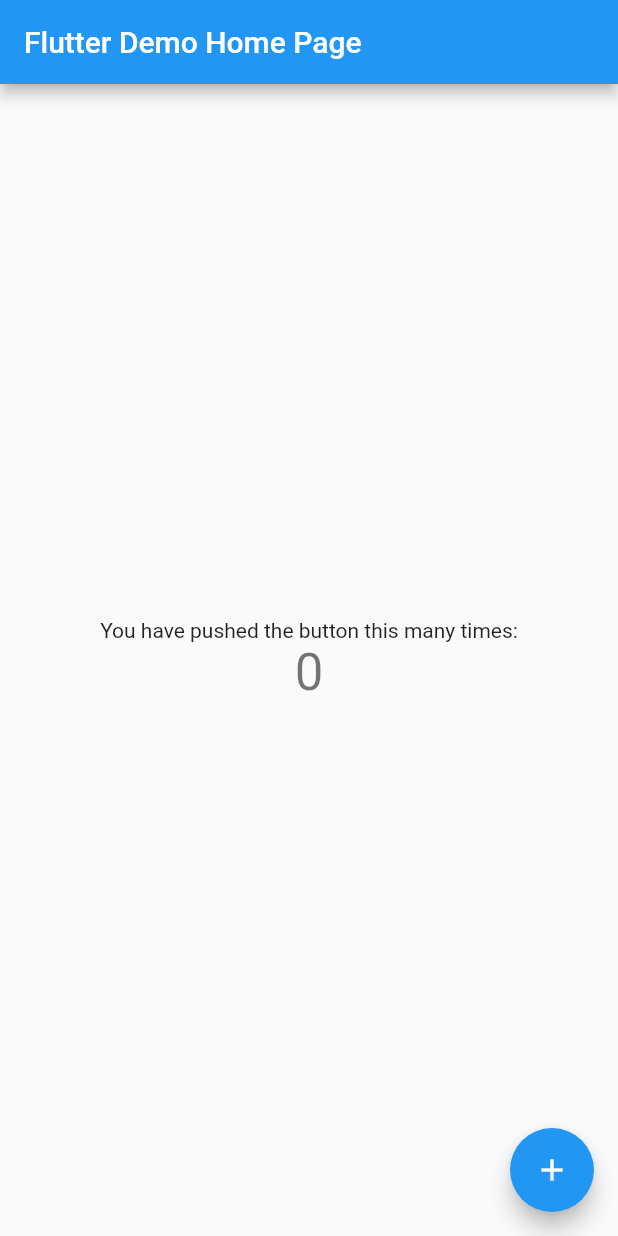
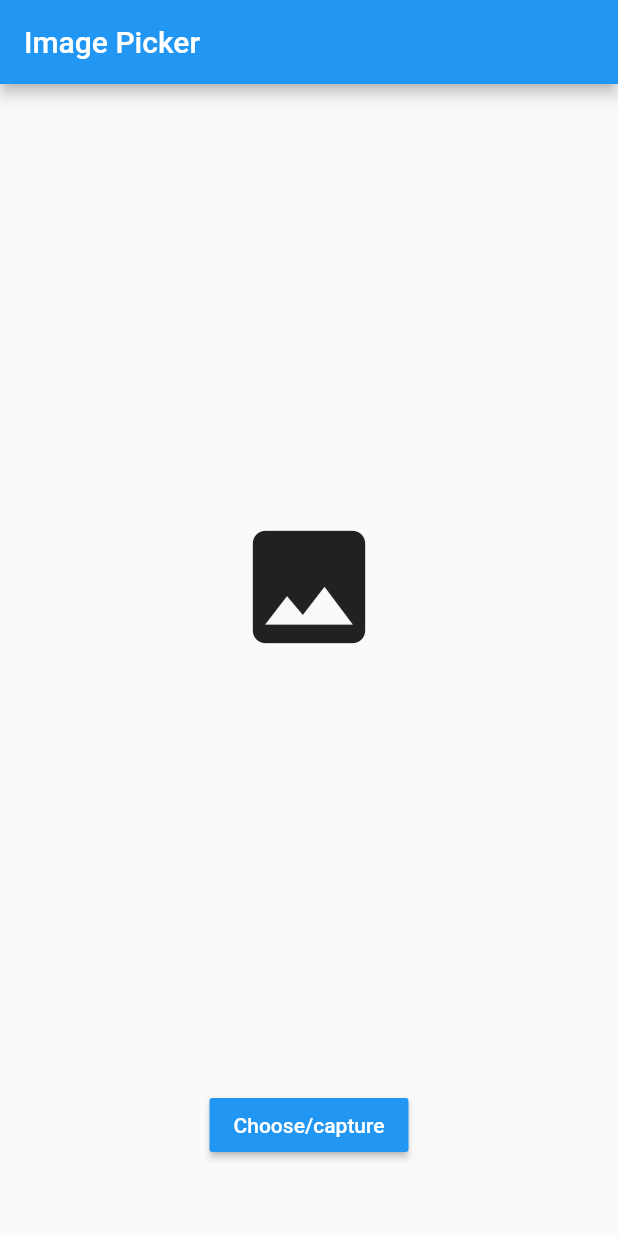
Before and after one commit to leoCardosoDev/flutter_machine_learning, a Flutter app: the screen it shows after launch, on a phone screen of 412 x 824 dp. Run offline on Flutter 3.47's test engine with Material 2 defaults, Android fonts, the phone set to English and light mode, and no system bars; our stand-ins replace image_picker.

Commit message:
feat: add image_picker_demo

```diff
--- a/lib/main.dart
+++ b/lib/main.dart
@@ -1,4 +1,6 @@
 import 'package:flutter/material.dart';
+
+import 'screen/image_picker_demo.dart';
 
 void main() {
   runApp(MyApp());
@@ -11,55 +13,8 @@ class MyApp extends StatelessWidget {
       title: 'Flutter Demo',
       theme: ThemeData(
         primarySwatch: Colors.blue,
-        visualDensity: VisualDensity.adaptivePlatformDensity,
       ),
-      home: MyHomePage(title: 'Flutter Demo Home Page'),
+      home: ImagePickerDemo(),
     );
   }
 }
-
-class MyHomePage extends StatefulWidget {
-  MyHomePage({Key key, this.title}) : super(key: key);
-  final String title;
-
-  @override
-  _MyHomePageState createState() => _MyHomePageState();
-}
-
-class _MyHomePageState extends State<MyHomePage> {
-  int _counter = 0;
-
-  void _incrementCounter() {
-    setState(() {
-      _counter++;
-    });
-  }
-
-  @override
-  Widget build(BuildContext context) {
-    return Scaffold(
-      appBar: AppBar(
-        title: Text(widget.title),
-      ),
-      body: Center(
-        child: Column(
-          mainAxisAlignment: MainAxisAlignment.center,
-          children: <Widget>[
-            Text(
-              'You have pushed the button this many times:',
-            ),
-            Text(
-              '$_counter',
-              style: Theme.of(context).textTheme.headline4,
-            ),
-          ],
-        ),
-      ),
-      floatingActionButton: FloatingActionButton(
-        onPressed: _incrementCounter,
-        tooltip: 'Increment',
-        child: Icon(Icons.add),
-      ),
-    );
-  }
-}
--- /dev/null
+++ b/lib/screen/image_picker_demo.dart
@@ -0,0 +1,71 @@
+import 'dart:io';
+
+import 'package:flutter/material.dart';
+import 'package:image_picker/image_picker.dart';
+
+class ImagePickerDemo extends StatefulWidget {
+  @override
+  _ImagePickerState createState() => _ImagePickerState();
+}
+
+class _ImagePickerState extends State<ImagePickerDemo> {
+  File _image;
+
+  ImagePicker _imagePicker;
+
+  @override
+  void initState() {
+    super.initState();
+    _imagePicker = ImagePicker();
+  }
+
+  Future<void> _chooseImageFromGallery() async {
+    PickedFile pickedFile =
+        await _imagePicker.getImage(source: ImageSource.gallery);
+    setState(() {
+      _image = File(pickedFile.path);
+    });
+  }
+
+  Future<void> _chooseImageFromCamera() async {
+    PickedFile pickedFile =
+        await _imagePicker.getImage(source: ImageSource.camera);
+    setState(() {
+      _image = File(pickedFile.path);
+    });
+  }
+
+  @override
+  Widget build(BuildContext context) {
+    return Scaffold(
+      appBar: AppBar(
+        title: Text("Image Picker"),
+      ),
+      body: Center(
+        child: Column(
+          mainAxisAlignment: MainAxisAlignment.center,
+          children: <Widget>[
+            Expanded(
+              child: _image == null
+                  ? Icon(
+                      Icons.image,
+                      size: 100,
+                    )
+                  : Image.file(_image),
+            ),
+            RaisedButton(
+              color: Colors.blue,
+              onPressed: _chooseImageFromCamera,
+              onLongPress: _chooseImageFromGallery,
+              child: Text(
+                "Choose/capture",
+                style: TextStyle(color: Colors.white),
+              ),
+            ),
+            SizedBox(height: 50),
+          ],
+        ),
+      ),
+    );
+  }
+}
```
Also changed, not shown: 2 other files.
